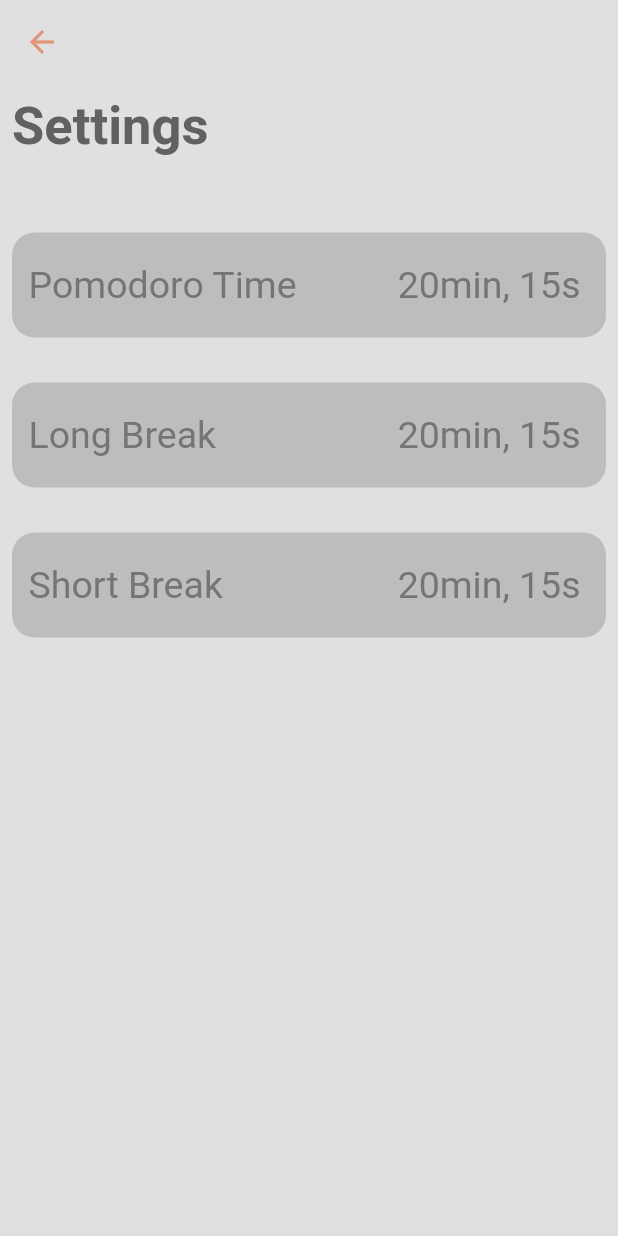
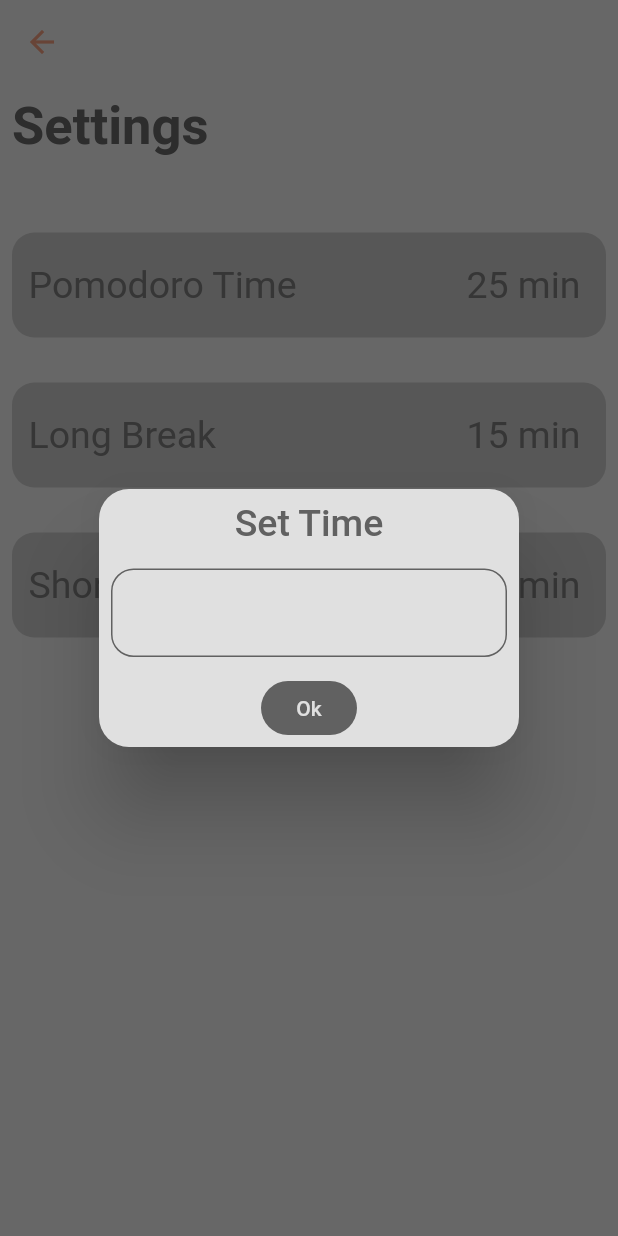
Before and after one commit to Isaccseven/pomotimer, a Flutter app: the SettingsView screen opened by its route, after a tap on "Pomodoro Time", on a phone screen of 412 x 824 dp. Run offline on Flutter 3.47's test engine with Material 2 defaults, Android fonts, the phone set to English and light mode, and no system bars; our stand-ins replace awesome_notifications, circular_countdown_timer, get, get_storage; accounts and stored records are empty.

Commit message:
settings works

```diff
--- a/lib/app/modules/Timer/controllers/timer_controller.dart
+++ b/lib/app/modules/Timer/controllers/timer_controller.dart
@@ -4,15 +4,14 @@ import 'package:awesome_notifications/awesome_notifications.dart';
 import 'package:circular_countdown_timer/circular_countdown_timer.dart';
 import 'package:flutter/material.dart';
 import 'package:get/get.dart';
+import 'package:get_storage/get_storage.dart';
 
 class TimerController extends GetxController {
   var activeMethod = 0.obs;
-
   var isStarted = false.obs;
   var isPaused = false.obs;
-
-  var duration = 1500.obs;
-
+  var duration = 0.obs;
+  final box = GetStorage();
   Rx<CountDownController> countdownController = CountDownController().obs;
 
   @override
@@ -72,7 +71,7 @@ class TimerController extends GetxController {
     int sec = secTime % 60;
 
     String parsedTime =
-        getParsedTime(min.toString()) + ":" + getParsedTime(sec.toString() );
+        getParsedTime(min.toString()) + ":" + getParsedTime(sec.toString());
 
     return parsedTime;
   }
@@ -119,14 +118,29 @@ class TimerController extends GetxController {
 
   // setup time for different methods
   int getCountDownTime() {
+    String orgTime;
     switch (activeMethod.value) {
       case 0:
-        return 1500;
+        orgTime = box.read("pomodoroTime") ?? "25";
+        int time = int.parse(orgTime);
+        if(time==60){
+          return 3540;
+        }
+        return time * 60;
       case 1:
-        return 900;
+        orgTime = box.read("longBreak") ?? "15";
+        int time = int.parse(orgTime);
+        if(time==60){
+          return 3540;
+        }
+        return time * 60;
       case 2:
-        //return 300;
-        return 5;
+        orgTime = box.read("shortBreak") ?? "5";
+        int time = int.parse(orgTime);
+        if(time==60){
+          return 3540;
+        }
+        return time * 60;
       default:
         return 0;
     }
--- a/lib/app/modules/Timer/views/timer_view.dart
+++ b/lib/app/modules/Timer/views/timer_view.dart
@@ -171,7 +171,7 @@ class TimerView extends GetView<TimerController> {
             onComplete: () {
               createBasicNotification(
                 '${Emojis.time_alarm_clock} Finished',
-                'Your Countdown of ${controller.formatedTime(controller.duration.value)} is over',
+                'Your Countdown of ${controller.formatedTime(controller.duration.value)} minutes is over',
               );
               controller.isPaused.value = false;
               controller.isStarted.value = false;
--- a/lib/app/modules/settings/bindings/settings_binding.dart
+++ b/lib/app/modules/settings/bindings/settings_binding.dart
@@ -5,8 +5,6 @@ import '../controllers/settings_controller.dart';
 class SettingsBinding extends Bindings {
   @override
   void dependencies() {
-    Get.lazyPut<SettingsController>(
-      () => SettingsController(),
-    );
+    Get.put<SettingsController>(SettingsController());
   }
 }
--- a/lib/app/modules/settings/controllers/settings_controller.dart
+++ b/lib/app/modules/settings/controllers/settings_controller.dart
@@ -1,9 +1,73 @@
+import 'dart:math';
+
+import 'package:flutter/material.dart';
 import 'package:get/get.dart';
+import 'package:get_storage/get_storage.dart';
+import 'package:pomotimer_time_management/app/modules/Timer/controllers/timer_controller.dart';
 
 class SettingsController extends GetxController {
+  final box = GetStorage();
+
+  RxList pomodoroTimeValue = ["25", "15", "5"].obs;
+  final methodNames = ['pomodoroTime', 'longBreak', 'shortBreak'];
 
 
-  var pomodoroTimeValue = "20min, 15s".obs;
+  @override
+  void onReady() {
+    pomodoroTimeValue[0] = box.read("pomodoroTime") ?? "25";
+    pomodoroTimeValue[1] = box.read("longBreak") ?? "15";
+    pomodoroTimeValue[2] = box.read("shortBreak") ?? "5";
+    super.onReady();
+  }
 
-
+  void updateTime(int index) {
+    Get.defaultDialog(
+      title: 'Set Time',
+      backgroundColor: Colors.grey.shade300,
+      buttonColor: Colors.grey.shade700,
+      confirmTextColor: Colors.grey.shade300,
+      titleStyle: TextStyle(
+        color: Colors.grey.shade700,
+        fontWeight: FontWeight.w500,
+        fontSize: 25,
+      ),
+      content: TextFormField(
+        cursorColor: Colors.grey.shade700,
+        style: TextStyle(
+          color: Colors.grey.shade700
+        ),
+        decoration: InputDecoration(
+          focusColor: Colors.grey.shade700,
+          enabledBorder: OutlineInputBorder(
+            borderSide: BorderSide(
+              width: 1,
+              color: Colors.grey.shade700,
+            ),
+            borderRadius: BorderRadius.circular(15),
+          ),
+          focusedBorder: OutlineInputBorder(
+            borderSide: BorderSide(
+              width: 1,
+              color: Colors.grey.shade700,
+            ),
+            borderRadius: BorderRadius.circular(15),
+          ),
+        ),
+        keyboardType: TextInputType.number,
+        onChanged: (value) {
+          if (int.parse(value) > 60) {
+            pomodoroTimeValue[index] = "60";
+            box.write(methodNames[index], "60");
+          } else {
+            pomodoroTimeValue[index] = value;
+            box.write(methodNames[index], value);
+          }
+        },
+      ),
+      onConfirm: () {
+        Get.back();
+      },
+      textConfirm: 'Ok',
+    );
+  }
 }
--- a/lib/app/modules/settings/views/settings_view.dart
+++ b/lib/app/modules/settings/views/settings_view.dart
@@ -14,7 +14,8 @@ class SettingsView extends GetView<SettingsController> {
         elevation: 0,
       ),
       backgroundColor: Colors.grey.shade300,
-      body: SafeArea(
+      body: Obx(() {
+        return SafeArea(
           child: Padding(
             padding: const EdgeInsets.all(8.0),
             child: Column(
@@ -24,24 +25,23 @@ class SettingsView extends GetView<SettingsController> {
                 SizedBox(
                   height: 50,
                 ),
-              buildPomodorSetting("Pomodoro Time"),
+                buildPomodorSetting("Pomodoro Time", 0),
                 SizedBox(height: 30),
-              buildPomodorSetting("Long Break"),
+                buildPomodorSetting("Long Break", 1),
                 SizedBox(height: 30),
-              buildPomodorSetting("Short Break"),
+                buildPomodorSetting("Short Break", 2),
                 SizedBox(height: 30),
               ],
             ),
           ),
-      ),
+        );
+      }),
     );
   }
 
-  Widget buildPomodorSetting(String timeTitle) {
-    return Obx(() {
+  Widget buildPomodorSetting(String timeTitle, int index) {
     return GestureDetector(
-        // TODO: Implement set Pomodoro time
-        onTap: () => {},
+      onTap: () => controller.updateTime(index),
       child: Container(
         height: 70,
         padding: EdgeInsets.all(7),
@@ -65,7 +65,7 @@ class SettingsView extends GetView<SettingsController> {
             Padding(
               padding: const EdgeInsets.symmetric(horizontal: 10.0),
               child: Text(
-                  controller.pomodoroTimeValue.value,
+                "${controller.pomodoroTimeValue.value[index]} min",
                 style: TextStyle(
                   fontSize: 25,
                   fontWeight: FontWeight.w400,
@@ -77,7 +77,6 @@ class SettingsView extends GetView<SettingsController> {
         ),
       ),
     );
-    });
   }
 
   Text buildTitle() {
--- a/lib/main.dart
+++ b/lib/main.dart
@@ -3,10 +3,12 @@ import 'package:flutter/material.dart';
 import 'package:flutter/services.dart';
 
 import 'package:get/get.dart';
+import 'package:get_storage/get_storage.dart';
 
 import 'app/routes/app_pages.dart';
 
-void main() {
+void main() async {
+  await GetStorage.init();
   AwesomeNotifications().initialize(
     null,
     [
--- a/pubspec.yaml
+++ b/pubspec.yaml
@@ -11,6 +11,7 @@ dependencies:
   circular_countdown_timer: 0.2.0
   awesome_notifications: ^0.6.21
   timezone: 0.8.0
+  get_storage: 2.0.3
   flutter:
     sdk: flutter
 
```
Also changed, not shown: pubspec.lock, 2 other files. Lines whose indentation alone changed are shown as unchanged.
